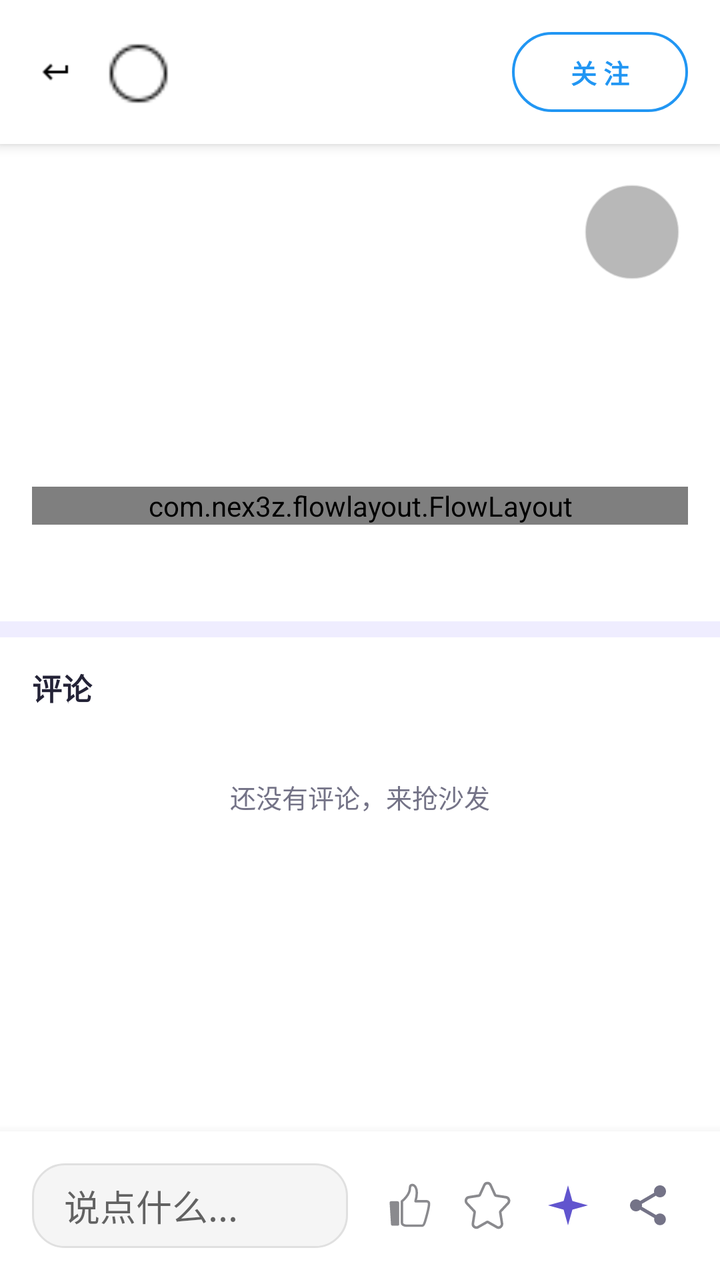
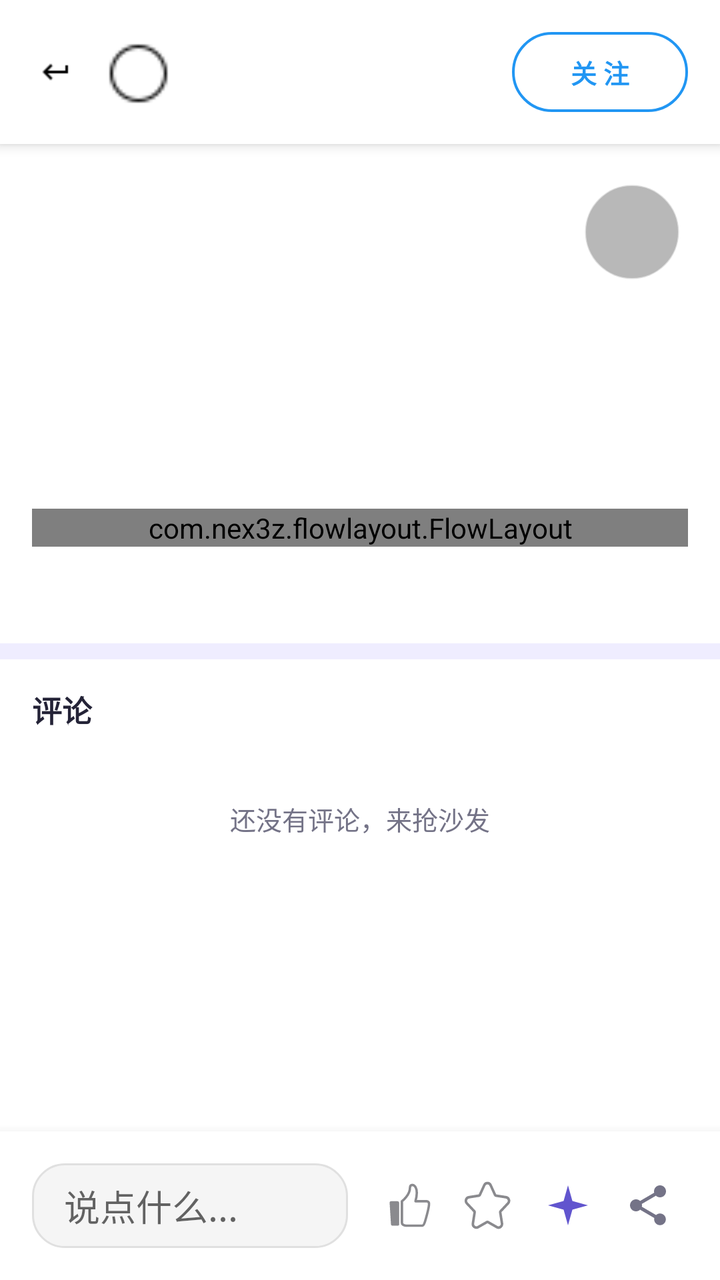

Before-and-after screenshots of an Android layout around one commit, followed by the original layout XML and the change that was made.
<!-- AndroidManifest.xml: application theme AppTheme -->
<!-- res/layout/activity_detail.xml -->
<?xml version="1.0" encoding="utf-8"?>
<androidx.coordinatorlayout.widget.CoordinatorLayout
    xmlns:android="http://schemas.android.com/apk/res/android"
    xmlns:app="http://schemas.android.com/apk/res-auto"
    android:id="@+id/root_layout"
    android:layout_width="match_parent"
    android:layout_height="match_parent"
    android:background="@color/white">

    
    <View
        android:id="@+id/background_overlay"
        android:layout_width="match_parent"
        android:layout_height="match_parent"
        android:background="#CCFFFFFF"
        android:alpha="0"
        android:clickable="false"
        android:focusable="false" />

    
    <FrameLayout
        android:id="@+id/scroll_container"
        android:layout_width="match_parent"
        android:layout_height="match_parent"
        android:clipChildren="false"
        android:clipToPadding="false">

        
        <androidx.core.widget.NestedScrollView
            android:id="@+id/nested_scroll_view"
            android:layout_width="match_parent"
            android:layout_height="match_parent"
            android:paddingTop="72dp"
            android:paddingBottom="80dp">

            <LinearLayout
                android:layout_width="match_parent"
                android:layout_height="wrap_content"
                android:orientation="vertical">


                
                <FrameLayout
                    android:id="@+id/image_container"
                    android:layout_width="match_parent"
                    android:layout_height="wrap_content"
                    android:clipChildren="true"
                    android:clipToPadding="true">

                    <androidx.viewpager2.widget.ViewPager2
                        android:id="@+id/image_pager"
                        android:layout_width="match_parent"
                        android:layout_height="wrap_content"
                        android:background="@color/black"/>

                    
                    <LinearLayout
                        android:id="@+id/progress_indicator"
                        android:layout_width="match_parent"
                        android:layout_height="wrap_content"
                        android:layout_gravity="bottom"
                        android:orientation="horizontal"
                        android:gravity="center"
                        android:paddingVertical="8dp"
                        android:visibility="gone"/>

                    
                    <ImageView
                        android:id="@+id/music_control_button"
                        android:layout_width="48dp"
                        android:layout_height="48dp"
                        android:layout_gravity="bottom|end"
                        android:layout_margin="20dp"
                    android:background="@drawable/circle_transparent_bg"
                    android:alpha="0.7"
                    android:contentDescription="音乐控制"
                    android:padding="12dp"
                    android:clickable="true"
                    android:focusable="true"/>

                </FrameLayout>

                
                <LinearLayout
                    android:id="@+id/content_layout"
                    android:layout_width="match_parent"
                    android:layout_height="wrap_content"
                    android:orientation="vertical"
                    android:padding="16dp">

                    
                    <TextView
                        android:id="@+id/title_text"
                        android:layout_width="match_parent"
                        android:layout_height="wrap_content"
                        android:textSize="18sp"
                        android:textStyle="bold"
                        android:textColor="@color/black"
                        android:lineSpacingExtra="4dp"/>

                    
                    <TextView
                        android:id="@+id/content_text"
                        android:layout_width="match_parent"
                        android:layout_height="wrap_content"
                        android:layout_marginTop="12dp"
                        android:textSize="14sp"
                        android:textColor="@color/profile_ink"
                        android:lineSpacingExtra="6dp"/>

                    
                    <TextView
                        android:id="@+id/summarize_entry"
                        android:layout_width="wrap_content"
                        android:layout_height="wrap_content"
                        android:layout_marginTop="10dp"
                        android:background="@drawable/edittext_rounded_bg"
                        android:paddingStart="14dp"
                        android:paddingEnd="14dp"
                        android:paddingTop="8dp"
                        android:paddingBottom="8dp"
                        android:text="@string/summarize_entry"
                        android:textColor="@color/primary_color"
                        android:textSize="13sp"
                        android:textStyle="bold"
                        android:visibility="gone" />

                    <TextView
                        android:id="@+id/summary_body"
                        android:layout_width="match_parent"
                        android:layout_height="wrap_content"
                        android:layout_marginTop="10dp"
                        android:padding="14dp"
                        android:background="@drawable/edittext_rounded_bg"
                        android:textColor="@color/profile_ink"
                        android:textSize="14sp"
                        android:lineSpacingExtra="6dp"
                        android:textIsSelectable="true"
                        android:visibility="gone" />

                    <LinearLayout
                        android:layout_width="match_parent"
                        android:layout_height="wrap_content"
                        android:orientation="horizontal">
                        <Button
                            android:id="@+id/summary_retry"
                            style="@style/PixelFlowSummaryRetryButton"
                            android:layout_width="wrap_content"
                            android:layout_height="wrap_content"
                            android:text="@string/search_retry"
                            android:visibility="gone" />
                        <Button
                            android:id="@+id/summary_stop"
                            style="@style/PixelFlowSummaryStopButton"
                            android:layout_width="wrap_content"
                            android:layout_height="wrap_content"
                            android:text="@string/ai_stop"
                            android:visibility="gone" />
                    </LinearLayout>

                    
                    <com.nex3z.flowlayout.FlowLayout
                        android:id="@+id/tags_container"
                        android:layout_width="match_parent"
                        android:layout_height="wrap_content"
                        android:layout_marginTop="12dp"
                        android:orientation="horizontal"/>

                    
                    <TextView
                        android:id="@+id/publish_date"
                        android:layout_width="match_parent"
                        android:layout_height="wrap_content"
                        android:layout_marginTop="16dp"
                        android:textSize="12sp"
                        android:textColor="@color/profile_muted"/>
                </LinearLayout>

                
                <View
                    android:layout_width="match_parent"
                    android:layout_height="8dp"
                    android:background="@color/profile_soft" />

                <LinearLayout
                    android:layout_width="match_parent"
                    android:layout_height="wrap_content"
                    android:orientation="vertical"
                    android:paddingBottom="16dp">

                    <LinearLayout
                        android:layout_width="match_parent"
                        android:layout_height="wrap_content"
                        android:orientation="horizontal"
                        android:gravity="center_vertical"
                        android:paddingStart="16dp"
                        android:paddingEnd="16dp">

                        <TextView
                            android:id="@+id/comments_header"
                            android:layout_width="0dp"
                            android:layout_height="wrap_content"
                            android:layout_weight="1"
                            android:paddingTop="14dp"
                            android:paddingBottom="10dp"
                            android:text="@string/comments_header"
                            android:textSize="15sp"
                            android:textStyle="bold"
                            android:textColor="@color/profile_ink" />

                        
                        <TextView
                            android:id="@+id/auto_reply_entry"
                            android:layout_width="wrap_content"
                            android:layout_height="wrap_content"
                            android:paddingStart="8dp"
                            android:paddingEnd="4dp"
                            android:paddingTop="14dp"
                            android:paddingBottom="10dp"
                            android:text="@string/auto_reply_entry"
                            android:textColor="@color/profile_accent"
                            android:textSize="13sp"
                            android:visibility="gone" />
                    </LinearLayout>

                    <androidx.recyclerview.widget.RecyclerView
                        android:id="@+id/comments_list"
                        android:layout_width="match_parent"
                        android:layout_height="wrap_content"
                        android:nestedScrollingEnabled="false"
                        android:overScrollMode="never" />

                    <TextView
                        android:id="@+id/comments_empty"
                        android:layout_width="match_parent"
                        android:layout_height="wrap_content"
                        android:gravity="center"
                        android:padding="24dp"
                        android:text="@string/comments_empty"
                        android:textSize="13sp"
                        android:textColor="@color/profile_muted" />

                    <TextView
                        android:id="@+id/comments_more"
                        android:layout_width="match_parent"
                        android:layout_height="wrap_content"
                        android:gravity="center"
                        android:padding="10dp"
                        android:textSize="13sp"
                        android:textColor="@color/profile_accent"
                        android:visibility="gone" />
                </LinearLayout>
            </LinearLayout>
        </androidx.core.widget.NestedScrollView>
    </FrameLayout>

    
    <LinearLayout
        android:id="@+id/bottom_bar"
        android:layout_width="match_parent"
        android:layout_height="wrap_content"
        android:layout_gravity="bottom"
        android:orientation="horizontal"
        android:gravity="center_vertical"
        android:background="@color/white"
        android:padding="16dp"
        android:elevation="8dp">

        
        <EditText
            android:id="@+id/comment_input"
            android:layout_width="0dp"
            android:layout_height="wrap_content"
            android:minHeight="40dp"
            android:layout_weight="1"
            android:layout_marginEnd="12dp"
            android:hint="@string/comments_input_hint"
            android:background="@drawable/edittext_rounded_bg"
            android:paddingStart="16dp"
            android:paddingEnd="16dp"
            android:paddingTop="8dp"
            android:paddingBottom="8dp"
            android:maxLines="3"
            android:imeOptions="actionSend"
            android:inputType="textMultiLine|textCapSentences"/>

        
        <TextView
            android:id="@+id/comment_send"
            android:layout_width="wrap_content"
            android:layout_height="wrap_content"
            android:layout_gravity="center_vertical"
            android:layout_marginEnd="12dp"
            android:background="@drawable/edittext_rounded_bg"
            android:paddingStart="14dp"
            android:paddingEnd="14dp"
            android:paddingTop="8dp"
            android:paddingBottom="8dp"
            android:text="@string/comments_send"
            android:textColor="@color/primary_color"
            android:textSize="14sp"
            android:textStyle="bold"
            android:visibility="gone" />

        
        <ImageView
            android:id="@+id/like_button"
            android:layout_width="22dp"
            android:layout_height="22dp"
            android:layout_marginHorizontal="8dp"
            android:src="@drawable/ic_thumb_up_outline" />


        
        <ImageView
            android:id="@+id/collect_button"
            android:layout_width="24dp"
            android:layout_height="24dp"
            android:layout_marginHorizontal="8dp"
            android:src="@drawable/ic_star_outline" />

        
        <ImageView
            android:id="@+id/copilot_button"
            android:layout_width="24dp"
            android:layout_height="24dp"
            android:layout_marginHorizontal="8dp"
            android:contentDescription="@string/copilot_title"
            android:src="@drawable/ic_sparkle"
            android:tint="@color/profile_accent" />
        
        <ImageView
            android:id="@+id/share_button"
            android:layout_width="24dp"
            android:layout_height="24dp"
            android:layout_marginHorizontal="8dp"
            android:src="@drawable/ic_share"
            app:tint="@color/profile_muted" />
    </LinearLayout>

                
                <LinearLayout
                    android:id="@+id/top_bar"
                    android:layout_width="match_parent"
                    android:layout_height="72dp"
                    android:layout_gravity="top"
                    android:orientation="horizontal"
                    android:paddingHorizontal="16dp"
                    android:paddingVertical="12dp"
                    android:gravity="center_vertical"
                    android:background="@color/white"
                    android:elevation="4dp">

                    
                    <ImageView
                        android:id="@+id/back_button"
                        android:layout_width="24dp"
                        android:layout_height="24dp"
                        android:src="@drawable/ic_arrow_back"
                        android:contentDescription="返回"
                        android:padding="4dp"
                        android:background="?attr/selectableItemBackgroundBorderless" />

                    
                    <LinearLayout
                        android:id="@+id/author_container"
                        android:layout_width="0dp"
                        android:layout_height="wrap_content"
                        android:layout_weight="1"
                        android:orientation="horizontal"
                        android:paddingStart="12dp"
                        android:gravity="center_vertical"
                        android:clickable="true"
                        android:focusable="true"
                        android:foreground="?attr/selectableItemBackground">

                        
                        <ImageView
                            android:id="@+id/author_avatar"
                            android:layout_width="36dp"
                            android:layout_height="36dp"
                            android:scaleType="centerCrop"
                            android:background="@drawable/circle_bg"/>

                        
                        <TextView
                            android:id="@+id/author_name"
                            android:layout_width="wrap_content"
                            android:layout_height="wrap_content"
                            android:layout_marginStart="12dp"
                            android:textSize="14sp"
                            android:textStyle="bold"
                            android:textColor="@color/black"
                            android:maxLines="1"
                            android:ellipsize="end"/>
                    </LinearLayout>

                    
                    <com.google.android.material.button.MaterialButton
                        android:id="@+id/follow_button"
                        style="@style/Widget.Material3.Button.OutlinedButton"
                        android:layout_width="wrap_content"
                        android:layout_height="wrap_content"
                        android:text="关 注"
                        android:textColor="@color/primary_color"
                        android:textSize="13sp"
                        android:textStyle="bold"
                        app:cornerRadius="50dp"
                        app:rippleColor="@color/primary_color"
                        app:strokeColor="@color/primary_color"
                        app:strokeWidth="1.2dp" />


                </LinearLayout>

</androidx.coordinatorlayout.widget.CoordinatorLayout>
<!-- resources referenced by this layout -->
<resources>
  <color name="black">#FF000000</color>
  <color name="primary_color">#FF2196F3</color>
  <color name="profile_accent">#6155CE</color>
  <color name="profile_ink">#242337</color>
  <color name="profile_muted">#747387</color>
  <color name="profile_soft">#EFEDFF</color>
  <color name="white">#FFFFFFFF</color>
  <string name="ai_stop">停止</string>
  <string name="auto_reply_entry">自动回复</string>
  <string name="comments_empty">还没有评论，来抢沙发</string>
  <string name="comments_header">评论</string>
  <string name="comments_input_hint">说点什么...</string>
  <string name="comments_send">发送</string>
  <string name="copilot_title">AI 助手</string>
  <string name="search_retry">重试</string>
  <string name="summarize_entry">✨ 提炼要点</string>
  <style name="PixelFlowSummaryRetryButton" parent="Widget.MaterialComponents.Button">
          <item name="android:textSize">14sp</item>
          <item name="android:textAllCaps">false</item>
          <item name="android:textColor">@color/dialog_button_primary</item>
          <item name="backgroundTint">@color/summary_retry_background</item>
          <item name="cornerRadius">8dp</item>
          <item name="rippleColor">@color/accent_ripple</item>
      </style>
  <style name="PixelFlowSummaryStopButton" parent="PixelFlowSummaryRetryButton">
          <item name="android:textColor">@color/dialog_button_secondary</item>
          <item name="backgroundTint">@android:color/transparent</item>
          <item name="elevation">0dp</item>
      </style>
  <color name="gray_100">#FFF5F5F5</color>
  <color name="gray_300">#FFE0E0E0</color>
  <color name="gray_600">#FF757575</color>
  <color name="accent_ripple">#1F6155CE</color>
  <color name="brand_violet_deep">#FF4A3FB8</color>
  <color name="brand_violet_light">#FF8B7FF5</color>
  <color name="brand_violet">#FF6155CE</color>
  <color name="profile_bg">#F7F7FC</color>
  <color name="profile_surface">#FFFFFF</color>
  <color name="profile_error">#B3261E</color>
  <style name="ShapeRounded.Medium" parent="ShapeAppearance.MaterialComponents.MediumComponent">
          <item name="cornerFamily">rounded</item>
          <item name="cornerSize">@dimen/radius_card</item>
      </style>
  <style name="ShapeRounded.Large" parent="ShapeAppearance.MaterialComponents.LargeComponent">
          <item name="cornerFamily">rounded</item>
          <item name="cornerSize">24dp</item>
      </style>
  <dimen name="radius_control">12dp</dimen>
  <dimen name="radius_card">16dp</dimen>
  <dimen name="radius_pill">22dp</dimen>
  <!-- unchanged entries left out for length: 11 -->
</resources>

<!-- the commit's change to res/layout/activity_detail.xml (unified diff, before → after) -->
@@ -109,54 +109,87 @@
                         android:lineSpacingExtra="6dp"/>
 
                     
-                    <TextView
-                        android:id="@+id/summarize_entry"
-                        android:layout_width="wrap_content"
+                    <LinearLayout
+                        android:layout_width="match_parent"
                         android:layout_height="wrap_content"
                         android:layout_marginTop="10dp"
-                        android:background="@drawable/edittext_rounded_bg"
-                        android:paddingStart="14dp"
-                        android:paddingEnd="14dp"
-                        android:paddingTop="8dp"
-                        android:paddingBottom="8dp"
-                        android:text="@string/summarize_entry"
-                        android:textColor="@color/primary_color"
-                        android:textSize="13sp"
-                        android:textStyle="bold"
-                        android:visibility="gone" />
-
-                    <TextView
-                        android:id="@+id/summary_body"
-                        android:layout_width="match_parent"
-                        android:layout_height="wrap_content"
-                        android:layout_marginTop="10dp"
-                        android:padding="14dp"
-                        android:background="@drawable/edittext_rounded_bg"
-                        android:textColor="@color/profile_ink"
-                        android:textSize="14sp"
-                        android:lineSpacingExtra="6dp"
-                        android:textIsSelectable="true"
-                        android:visibility="gone" />
-
-                    <LinearLayout
-                        android:layout_width="match_parent"
-                        android:layout_height="wrap_content"
+                        android:gravity="center_vertical"
                         android:orientation="horizontal">
-                        <Button
-                            android:id="@+id/summary_retry"
-                            style="@style/PixelFlowSummaryRetryButton"
+
+                        <TextView
+                            android:id="@+id/summarize_entry"
                             android:layout_width="wrap_content"
                             android:layout_height="wrap_content"
-                            android:text="@string/search_retry"
+                            android:background="@drawable/edittext_rounded_bg"
+                            android:paddingStart="14dp"
+                            android:paddingEnd="14dp"
+                            android:paddingTop="8dp"
+                            android:paddingBottom="8dp"
+                            android:text="@string/summarize_entry"
+                            android:textColor="@color/primary_color"
+                            android:textSize="13sp"
+                            android:textStyle="bold"
                             android:visibility="gone" />
-                        <Button
+
+                        <ImageButton
+                            android:id="@+id/summary_regen"
+                            android:layout_width="34dp"
+                            android:layout_height="34dp"
+                            android:layout_marginStart="8dp"
+                            android:background="@drawable/bg_icon_soft"
+                            android:contentDescription="@string/summary_regenerate"
+                            android:padding="7dp"
+                            android:src="@drawable/ic_refresh"
+                            android:visibility="gone"
+                            app:tint="@color/profile_muted" />
+
+                        <View
+                            android:layout_width="0dp"
+                            android:layout_height="1dp"
+                            android:layout_weight="1" />
+
+                        <com.google.android.material.button.MaterialButton
                             android:id="@+id/summary_stop"
                             style="@style/PixelFlowSummaryStopButton"
                             android:layout_width="wrap_content"
-                            android:layout_height="wrap_content"
+                            android:layout_height="32dp"
+                            android:insetTop="0dp"
+                            android:insetBottom="0dp"
+                            android:minWidth="0dp"
                             android:text="@string/ai_stop"
                             android:visibility="gone" />
                     </LinearLayout>
+
+                    <FrameLayout
+                        android:id="@+id/summary_card"
+                        android:layout_width="match_parent"
+                        android:layout_height="wrap_content"
+                        android:layout_marginTop="10dp"
+                        android:background="@drawable/edittext_rounded_bg"
+                        android:visibility="gone">
+
+                        <TextView
+                            android:id="@+id/summary_body"
+                            android:layout_width="match_parent"
+                            android:layout_height="wrap_content"
+                            android:padding="14dp"
+                            android:paddingEnd="44dp"
+                            android:textColor="@color/profile_ink"
+                            android:textSize="14sp"
+                            android:lineSpacingExtra="6dp"
+                            android:textIsSelectable="true" />
+
+                        <ImageButton
+                            android:id="@+id/summary_toggle"
+                            android:layout_width="36dp"
+                            android:layout_height="36dp"
+                            android:layout_gravity="top|end"
+                            android:background="?attr/selectableItemBackgroundBorderless"
+                            android:contentDescription="@string/summary_collapse"
+                            android:padding="8dp"
+                            android:src="@drawable/ic_chevron_up"
+                            app:tint="@color/profile_muted" />
+                    </FrameLayout>
 
                     
                     <com.nex3z.flowlayout.FlowLayout
<!-- resource entries referenced after the edit -->
@@ -7,6 +7,33 @@
   <color name="profile_muted">#747387</color>
   <color name="profile_soft">#EFEDFF</color>
   <color name="white">#FFFFFFFF</color>
+  <!-- drawable bg_icon_soft (drawable) -->
+  <?xml version="1.0" encoding="utf-8"?>
+  <shape xmlns:android="http://schemas.android.com/apk/res/android"
+      android:shape="oval">
+      <solid android:color="@color/profile_soft" />
+  </shape>
+  <!-- drawable ic_chevron_up (drawable) -->
+  <vector xmlns:android="http://schemas.android.com/apk/res/android"
+      android:width="24dp"
+      android:height="24dp"
+      android:viewportWidth="24"
+      android:viewportHeight="24">
+      <path
+          android:fillColor="@color/profile_muted"
+          android:pathData="M12,8l-6,6 1.4,1.4L12,10.8l4.6,4.6L18,14z" />
+  </vector>
+  <!-- drawable ic_refresh (drawable) -->
+  <vector xmlns:android="http://schemas.android.com/apk/res/android"
+      android:width="24dp"
+      android:height="24dp"
+      android:tint="@color/profile_muted"
+      android:viewportWidth="1024"
+      android:viewportHeight="1024">
+      <path
+          android:fillColor="@color/profile_muted"
+          android:pathData="M887.456,443.744l102.4,136.512h-76.064c-32.48,192.544 -200,339.2 -401.792,339.2a407.104,407.104 0,0 1,-342.56,-186.752 32,32 0,0 1,53.76 -34.688A343.104,343.104 0,0 0,512 855.456c166.304,0 305.024,-118.208 336.672,-275.2h-63.616l102.4,-136.512zM512,104.544c145.664,0 278.016,77.12 350.848,200.16a32,32 0,0 1,-55.04 32.608A343.232,343.232 0,0 0,512 168.544c-178.176,0 -324.64,135.648 -341.76,309.312h68.704l-102.4,136.544 -102.4,-136.544H105.92C123.296,268.8 298.464,104.544 512,104.544z" />
+  </vector>
   <string name="ai_stop">停止</string>
   <string name="auto_reply_entry">自动回复</string>
   <string name="comments_empty">还没有评论，来抢沙发</string>
@@ -14,20 +41,19 @@
   <string name="comments_input_hint">说点什么...</string>
   <string name="comments_send">发送</string>
   <string name="copilot_title">AI 助手</string>
-  <string name="search_retry">重试</string>
   <string name="summarize_entry">✨ 提炼要点</string>
-  <style name="PixelFlowSummaryRetryButton" parent="Widget.MaterialComponents.Button">
-          <item name="android:textSize">14sp</item>
+  <string name="summary_collapse">收起或展开要点</string>
+  <string name="summary_regenerate">重新生成要点</string>
+  <style name="PixelFlowSummaryStopButton" parent="Widget.MaterialComponents.Button">
+          <item name="android:textSize">13sp</item>
           <item name="android:textAllCaps">false</item>
-          <item name="android:textColor">@color/dialog_button_primary</item>
-          <item name="backgroundTint">@color/summary_retry_background</item>
-          <item name="cornerRadius">8dp</item>
+          <item name="android:textColor">@color/profile_ink</item>
+          <item name="backgroundTint">@color/profile_soft</item>
+          <item name="cornerRadius">16dp</item>
+          <item name="elevation">0dp</item>
+          <item name="android:paddingStart">16dp</item>
+          <item name="android:paddingEnd">16dp</item>
           <item name="rippleColor">@color/accent_ripple</item>
-      </style>
-  <style name="PixelFlowSummaryStopButton" parent="PixelFlowSummaryRetryButton">
-          <item name="android:textColor">@color/dialog_button_secondary</item>
-          <item name="backgroundTint">@android:color/transparent</item>
-          <item name="elevation">0dp</item>
       </style>
   <color name="gray_100">#FFF5F5F5</color>
   <color name="gray_300">#FFE0E0E0</color>
